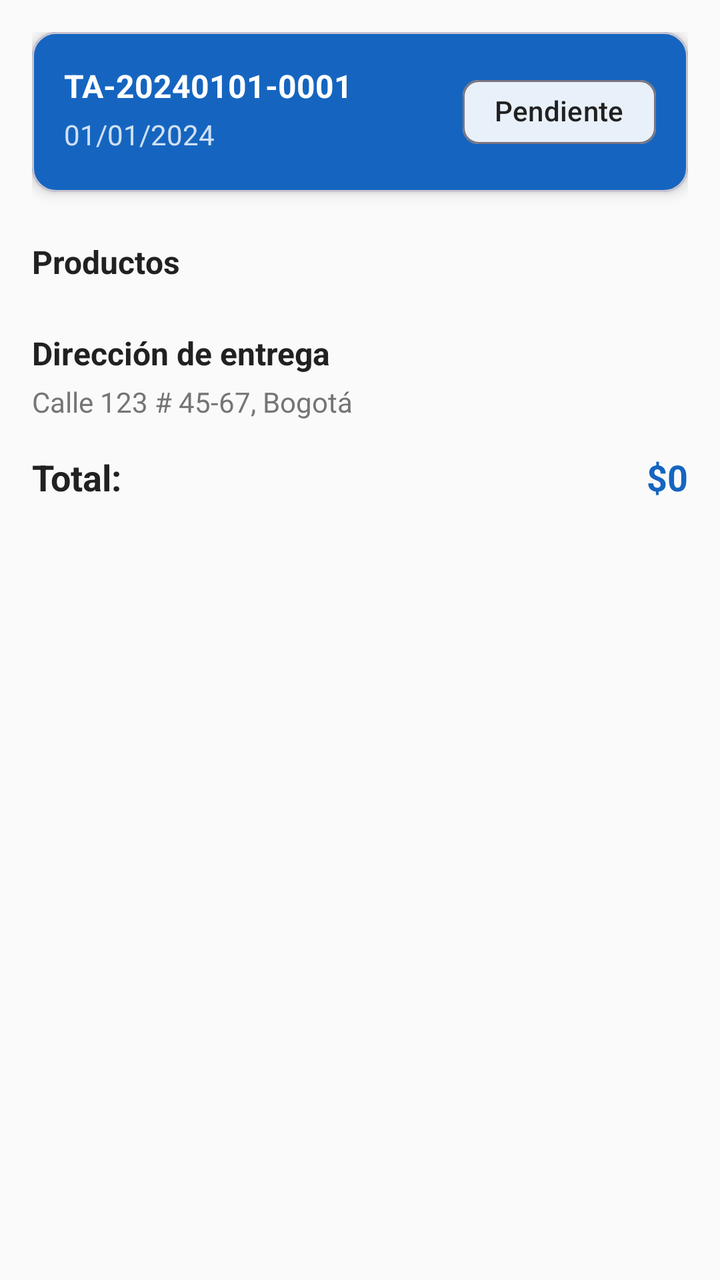
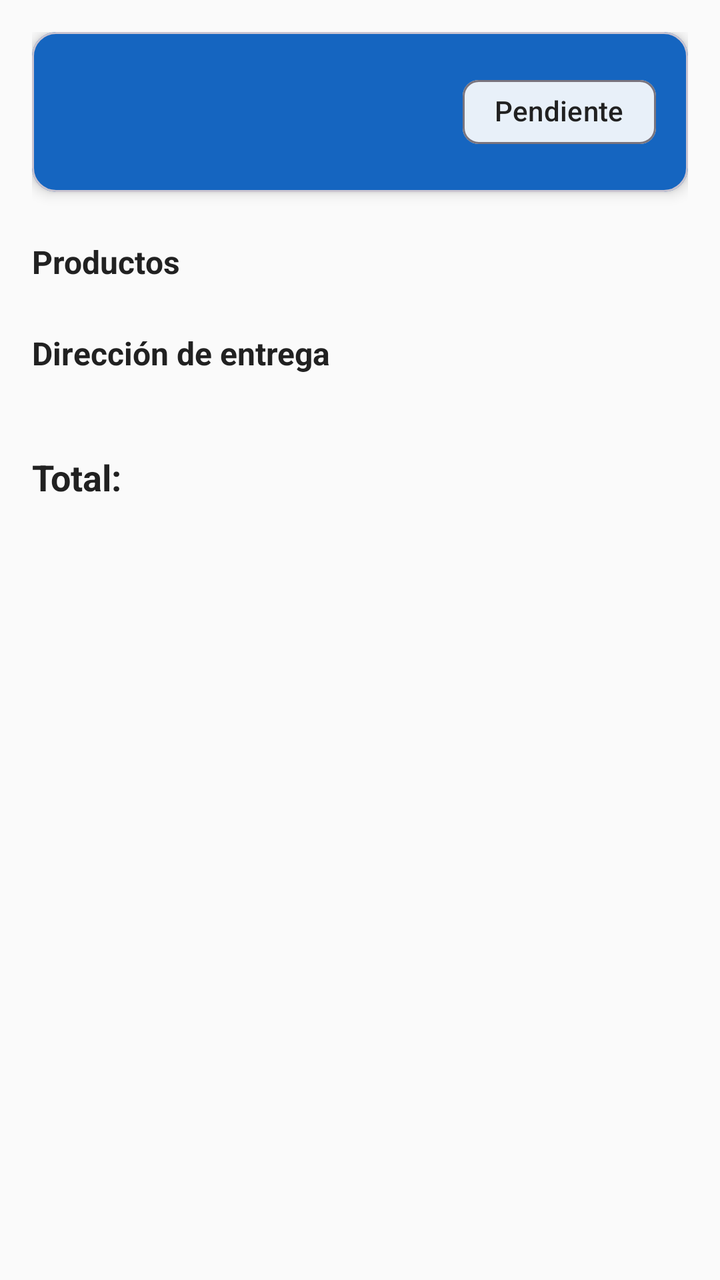

Before-and-after screenshots of an Android layout around one commit, followed by the original layout XML and the change that was made.
<!-- AndroidManifest.xml: application theme Theme.TomenAguita -->
<!-- res/layout/fragment_detalle_pedido.xml -->
<?xml version="1.0" encoding="utf-8"?>
<androidx.core.widget.NestedScrollView
    xmlns:android="http://schemas.android.com/apk/res/android"
    xmlns:app="http://schemas.android.com/apk/res-auto"
    android:layout_width="match_parent"
    android:layout_height="match_parent"
    android:background="@color/background">

    <androidx.constraintlayout.widget.ConstraintLayout
        android:layout_width="match_parent"
        android:layout_height="wrap_content"
        android:padding="@dimen/padding_medium">

        <com.google.android.material.card.MaterialCardView
            android:id="@+id/cardEstado"
            android:layout_width="0dp"
            android:layout_height="wrap_content"
            app:cardCornerRadius="@dimen/corner_radius_medium"
            app:cardElevation="@dimen/card_elevation"
            app:cardBackgroundColor="@color/primary"
            app:layout_constraintEnd_toEndOf="parent"
            app:layout_constraintStart_toStartOf="parent"
            app:layout_constraintTop_toTopOf="parent">

            <androidx.constraintlayout.widget.ConstraintLayout
                android:layout_width="match_parent"
                android:layout_height="wrap_content"
                android:padding="@dimen/padding_medium">

                <TextView
                    android:id="@+id/tvNumeroPedido"
                    android:layout_width="wrap_content"
                    android:layout_height="wrap_content"
                    android:text="TA-20240101-0001"
                    android:textColor="@color/on_primary"
                    android:textSize="@dimen/text_medium"
                    android:textStyle="bold"
                    app:layout_constraintStart_toStartOf="parent"
                    app:layout_constraintTop_toTopOf="parent" />

                <com.google.android.material.chip.Chip
                    android:id="@+id/chipEstado"
                    android:layout_width="wrap_content"
                    android:layout_height="wrap_content"
                    android:text="@string/status_pending"
                    android:textColor="@color/on_background"
                    app:chipBackgroundColor="@color/on_primary"
                    app:layout_constraintEnd_toEndOf="parent"
                    app:layout_constraintTop_toTopOf="parent" />

                <TextView
                    android:id="@+id/tvFecha"
                    android:layout_width="wrap_content"
                    android:layout_height="wrap_content"
                    android:layout_marginTop="4dp"
                    android:text="01/01/2024"
                    android:textColor="#CCFFFFFF"
                    android:textSize="@dimen/text_body"
                    app:layout_constraintStart_toStartOf="parent"
                    app:layout_constraintTop_toBottomOf="@id/tvNumeroPedido" />

            </androidx.constraintlayout.widget.ConstraintLayout>
        </com.google.android.material.card.MaterialCardView>

        <TextView
            android:id="@+id/tvProductosLabel"
            android:layout_width="0dp"
            android:layout_height="wrap_content"
            android:layout_marginTop="@dimen/margin_large"
            android:text="Productos"
            android:textColor="@color/on_background"
            android:textSize="@dimen/text_medium"
            android:textStyle="bold"
            app:layout_constraintEnd_toEndOf="parent"
            app:layout_constraintStart_toStartOf="parent"
            app:layout_constraintTop_toBottomOf="@id/cardEstado" />

        <androidx.recyclerview.widget.RecyclerView
            android:id="@+id/rvProductosPedido"
            android:layout_width="0dp"
            android:layout_height="wrap_content"
            android:layout_marginTop="@dimen/margin_small"
            android:nestedScrollingEnabled="false"
            app:layout_constraintEnd_toEndOf="parent"
            app:layout_constraintStart_toStartOf="parent"
            app:layout_constraintTop_toBottomOf="@id/tvProductosLabel" />

        <TextView
            android:id="@+id/tvDireccionLabel"
            android:layout_width="0dp"
            android:layout_height="wrap_content"
            android:layout_marginTop="@dimen/margin_medium"
            android:text="@string/label_delivery_address"
            android:textColor="@color/on_background"
            android:textSize="@dimen/text_medium"
            android:textStyle="bold"
            app:layout_constraintEnd_toEndOf="parent"
            app:layout_constraintStart_toStartOf="parent"
            app:layout_constraintTop_toBottomOf="@id/rvProductosPedido" />

        <TextView
            android:id="@+id/tvDireccion"
            android:layout_width="0dp"
            android:layout_height="wrap_content"
            android:layout_marginTop="4dp"
            android:text="Calle 123 # 45-67, Bogotá"
            android:textColor="@color/on_background_secondary"
            app:layout_constraintEnd_toEndOf="parent"
            app:layout_constraintStart_toStartOf="parent"
            app:layout_constraintTop_toBottomOf="@id/tvDireccionLabel" />

        <TextView
            android:id="@+id/tvTotalLabel"
            android:layout_width="wrap_content"
            android:layout_height="wrap_content"
            android:layout_marginTop="@dimen/margin_medium"
            android:layout_marginBottom="@dimen/margin_large"
            android:text="Total:"
            android:textColor="@color/on_background"
            android:textSize="@dimen/text_large"
            android:textStyle="bold"
            app:layout_constraintBottom_toBottomOf="parent"
            app:layout_constraintStart_toStartOf="parent"
            app:layout_constraintTop_toBottomOf="@id/tvDireccion" />

        <TextView
            android:id="@+id/tvTotal"
            android:layout_width="wrap_content"
            android:layout_height="wrap_content"
            android:layout_marginTop="@dimen/margin_medium"
            android:layout_marginBottom="@dimen/margin_large"
            android:text="$0"
            android:textColor="@color/primary"
            android:textSize="@dimen/text_large"
            android:textStyle="bold"
            app:layout_constraintBottom_toBottomOf="parent"
            app:layout_constraintEnd_toEndOf="parent"
            app:layout_constraintTop_toBottomOf="@id/tvDireccion" />

    </androidx.constraintlayout.widget.ConstraintLayout>
</androidx.core.widget.NestedScrollView>
<!-- resources referenced by this layout -->
<resources>
  <color name="background">#FAFAFA</color>
  <color name="on_background">#212121</color>
  <color name="on_background_secondary">#757575</color>
  <color name="on_primary">#FFFFFF</color>
  <color name="primary">#1565C0</color>
  <dimen name="card_elevation">4dp</dimen>
  <dimen name="corner_radius_medium">12dp</dimen>
  <dimen name="margin_large">24dp</dimen>
  <dimen name="margin_medium">16dp</dimen>
  <dimen name="margin_small">8dp</dimen>
  <dimen name="padding_medium">16dp</dimen>
  <dimen name="text_body">14sp</dimen>
  <dimen name="text_large">18sp</dimen>
  <dimen name="text_medium">16sp</dimen>
  <string name="label_delivery_address">Dirección de entrega</string>
  <string name="status_pending">Pendiente</string>
  <style name="Theme.TomenAguita" parent="Theme.Material3.DayNight.NoActionBar">
          <item name="colorPrimary">@color/primary</item>
          <item name="colorPrimaryDark">@color/primary_dark</item>
          <item name="colorPrimaryVariant">@color/primary_dark</item>
          <item name="colorOnPrimary">@color/on_primary</item>
          <item name="colorSecondary">@color/secondary</item>
          <item name="colorOnSecondary">@color/on_primary</item>
          <item name="colorError">@color/error</item>
          <item name="android:colorBackground">@color/background</item>
          <item name="colorSurface">@color/surface</item>
          <item name="android:statusBarColor">@color/primary_dark</item>
          <item name="android:navigationBarColor">@color/surface</item>
          <item name="android:fontFamily">sans-serif</item>
      </style>
  <color name="primary_dark">#0D47A1</color>
  <color name="secondary">#00BCD4</color>
  <color name="error">#B00020</color>
  <color name="surface">#FFFFFF</color>
</resources>

<!-- the commit's change to res/layout/fragment_detalle_pedido.xml (unified diff, before → after) -->
@@ -31,7 +31,7 @@
                     android:id="@+id/tvNumeroPedido"
                     android:layout_width="wrap_content"
                     android:layout_height="wrap_content"
-                    android:text="TA-20240101-0001"
+                    android:text=""
                     android:textColor="@color/on_primary"
                     android:textSize="@dimen/text_medium"
                     android:textStyle="bold"
@@ -53,8 +53,8 @@
                     android:layout_width="wrap_content"
                     android:layout_height="wrap_content"
                     android:layout_marginTop="4dp"
-                    android:text="01/01/2024"
-                    android:textColor="#CCFFFFFF"
+                    android:text=""
+                    android:textColor="@color/on_primary_dim"
                     android:textSize="@dimen/text_body"
                     app:layout_constraintStart_toStartOf="parent"
                     app:layout_constraintTop_toBottomOf="@id/tvNumeroPedido" />
@@ -67,7 +67,7 @@
             android:layout_width="0dp"
             android:layout_height="wrap_content"
             android:layout_marginTop="@dimen/margin_large"
-            android:text="Productos"
+            android:text="@string/title_products"
             android:textColor="@color/on_background"
             android:textSize="@dimen/text_medium"
             android:textStyle="bold"
@@ -103,7 +103,7 @@
             android:layout_width="0dp"
             android:layout_height="wrap_content"
             android:layout_marginTop="4dp"
-            android:text="Calle 123 # 45-67, Bogotá"
+            android:text=""
             android:textColor="@color/on_background_secondary"
             app:layout_constraintEnd_toEndOf="parent"
             app:layout_constraintStart_toStartOf="parent"
@@ -115,7 +115,7 @@
             android:layout_height="wrap_content"
             android:layout_marginTop="@dimen/margin_medium"
             android:layout_marginBottom="@dimen/margin_large"
-            android:text="Total:"
+            android:text="@string/label_total_colon"
             android:textColor="@color/on_background"
             android:textSize="@dimen/text_large"
             android:textStyle="bold"
@@ -129,7 +129,7 @@
             android:layout_height="wrap_content"
             android:layout_marginTop="@dimen/margin_medium"
             android:layout_marginBottom="@dimen/margin_large"
-            android:text="$0"
+            android:text=""
             android:textColor="@color/primary"
             android:textSize="@dimen/text_large"
             android:textStyle="bold"
<!-- resource entries referenced after the edit -->
@@ -4,6 +4,7 @@
   <color name="on_background">#212121</color>
   <color name="on_background_secondary">#757575</color>
   <color name="on_primary">#FFFFFF</color>
+  <color name="on_primary_dim">#CCFFFFFF</color>
   <color name="primary">#1565C0</color>
   <dimen name="card_elevation">4dp</dimen>
   <dimen name="corner_radius_medium">12dp</dimen>
@@ -15,7 +16,9 @@
   <dimen name="text_large">18sp</dimen>
   <dimen name="text_medium">16sp</dimen>
   <string name="label_delivery_address">Dirección de entrega</string>
+  <string name="label_total_colon">Total:</string>
   <string name="status_pending">Pendiente</string>
+  <string name="title_products">Productos</string>
   <style name="Theme.TomenAguita" parent="Theme.Material3.DayNight.NoActionBar">
           <item name="colorPrimary">@color/primary</item>
           <item name="colorPrimaryDark">@color/primary_dark</item>
